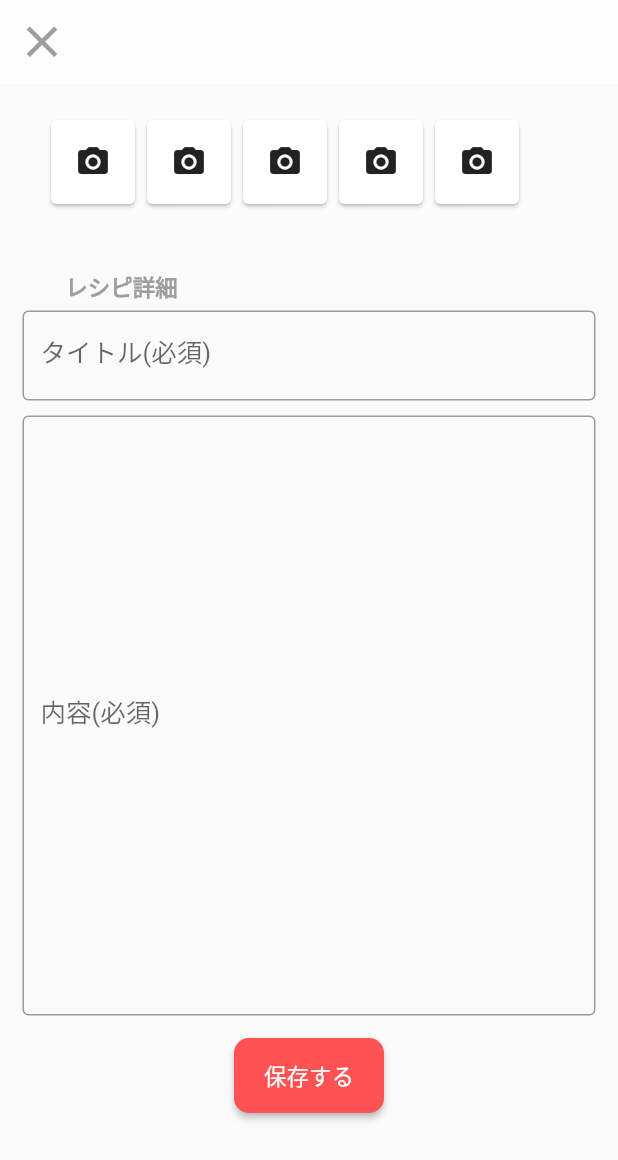
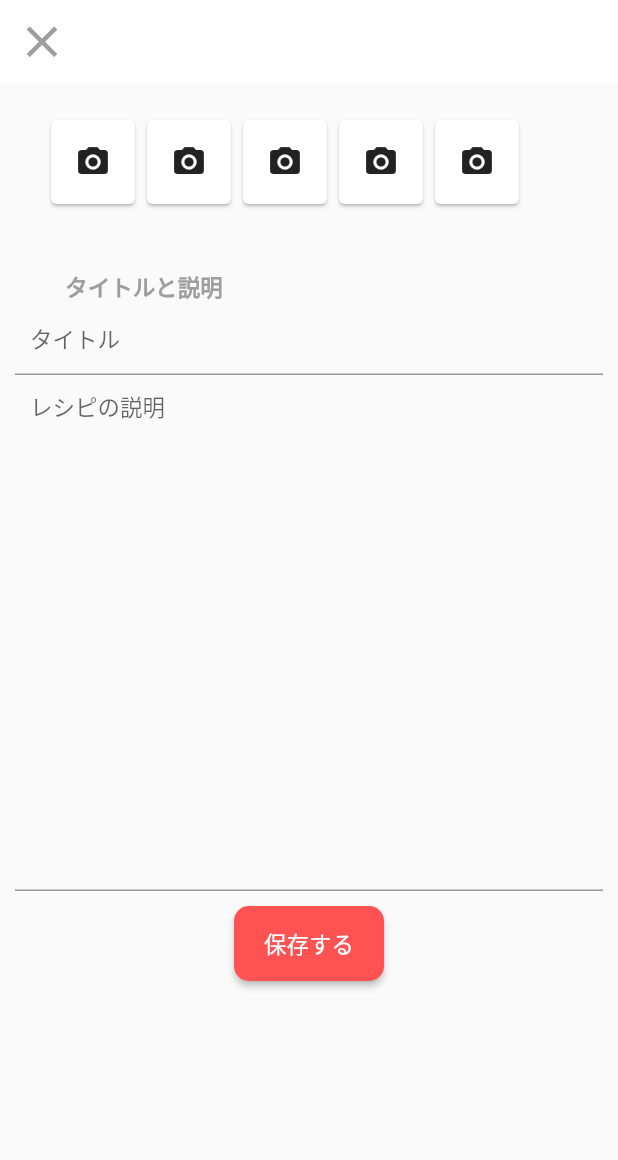
Before and after one commit to CodeWizardKK/recipe, a Flutter app: the RecipiEdit screen opened directly, on a phone screen of 412 x 824 dp. Shown: the top 1160 px of the screen. Run offline on Flutter 3.47's test engine with Material 2 defaults, Android fonts, the phone set to English and light mode, and no system bars; our stand-ins replace cached_network_image, camera; network calls fail.

Commit message:
[Fix]constAdd

```diff
--- a/lib/page/recipi/edit/factory_edit.dart
+++ b/lib/page/recipi/edit/factory_edit.dart
@@ -12,6 +12,7 @@ class FactoryEdit extends StatelessWidget{
   @override
   Widget build(BuildContext context) {
     return Consumer<Display>(
+      key: GlobalKey(),
       builder: (context,Display,_){
         if(Display.isCamera){
           return CameraApp();
--- a/lib/page/recipi/edit/recipi_edit.dart
+++ b/lib/page/recipi/edit/recipi_edit.dart
@@ -4,6 +4,7 @@ import 'package:flutter/cupertino.dart';
 import 'package:flutter/material.dart';
 import 'package:provider/provider.dart';
 import 'package:recipe_app/store/display_state.dart';
+import 'package:cached_network_image/cached_network_image.dart';
 
 class RecipiEdit extends StatefulWidget{
 
@@ -116,23 +117,23 @@ class _RecipiEditState extends State<RecipiEdit>{
       barrierDismissible: false, // user must tap button!
       builder: (BuildContext context) {
         return CupertinoAlertDialog(
-          title: Text('確認'),
+          title: const Text('確認'),
           content: SingleChildScrollView(
             child: ListBody(
               children: <Widget>[
-                Text('内容が保存されていませんが、よろしいですか？'),
+                const Text('内容が保存されていませんが、よろしいですか？'),
               ],
             ),
           ),
           actions: <Widget>[
             FlatButton(
-              child: Text('Cancel'),
+              child: const Text('Cancel'),
               onPressed: () {
                 Navigator.of(context).pop();
               },
             ),
             FlatButton(
-              child: Text('OK'),
+              child: const Text('OK'),
               onPressed: () {
                 Navigator.of(context).pop();
                 _onList();
@@ -156,6 +157,7 @@ class _RecipiEditState extends State<RecipiEdit>{
     return SizedBox(
       height: 64.0,
       child: ListView.builder(
+        key: GlobalKey(),
         itemCount: images == null ? 0 :images.length,
         scrollDirection: Axis.horizontal,
         itemBuilder: (context, int index) {
@@ -163,10 +165,11 @@ class _RecipiEditState extends State<RecipiEdit>{
           //新規投稿の場合
           if(imagePath.isEmpty){
             return Container(
+              key: GlobalKey(),
               width: 64.0,
 //            color: Colors.grey[300],
               child:InkWell(
-                child: Card(
+                child: const Card(
                   color: Colors.white,
                   child: Icon(Icons.camera_alt),
                 ),
@@ -178,16 +181,24 @@ class _RecipiEditState extends State<RecipiEdit>{
           //事前読み込み画像ありの場合
           }else if(imagePath.startsWith('http')){
             return Container(
+              key: GlobalKey(),
               width: 64.0,
               child:InkWell(
                 child: Card(
                   child: Container(
-                    decoration: BoxDecoration(
-                      image:DecorationImage(
-                        fit:BoxFit.cover,
-                        image:NetworkImage('${imagePath}'),
-                      ),
+                    child: CachedNetworkImage(
+                      key: GlobalKey(),
+                      imageUrl: '${imagePath}',
+                      progressIndicatorBuilder: (context, url, downloadProgress) =>
+                          CircularProgressIndicator(value: downloadProgress.progress),
+                      errorWidget: (context, url, error) => const Icon(Icons.error),
                     ),
+//                    decoration: BoxDecoration(
+//                      image:DecorationImage(
+//                        fit:BoxFit.cover,
+//                        image:NetworkImage('${imagePath}'),
+//                      ),
+//                    ),
                   ),
                 ),
                 onTap: (){
@@ -198,6 +209,7 @@ class _RecipiEditState extends State<RecipiEdit>{
         //事前読み込みなしアップロード画像ありの場合
           }else{
             return Container(
+              key: GlobalKey(),
               width: 64.0,
               child:InkWell(
                 child: Card(
@@ -230,7 +242,7 @@ class _RecipiEditState extends State<RecipiEdit>{
   //閉じるボタン
   Widget closeBtn(){
     return IconButton(
-      icon: Icon(Icons.close,color: Colors.grey,size: 35,),
+      icon: const Icon(Icons.close,color: Colors.grey,size: 35,),
       onPressed: (){
         _formCheck()
             ? _onList()
@@ -252,8 +264,10 @@ class _RecipiEditState extends State<RecipiEdit>{
   //レシピ編集
   Widget scrollArea(){
     return Container(
+      key: GlobalKey(),
       child: SingleChildScrollView(
-        padding: EdgeInsets.only(left: 10.0, right: 10.0),
+        key: GlobalKey(),
+        padding: const EdgeInsets.only(left: 10.0, right: 10.0),
         child: showForm(),
       ),
     );
@@ -262,6 +276,7 @@ class _RecipiEditState extends State<RecipiEdit>{
   //ページ全体
   Widget showForm(){
         return Container(
+          key: GlobalKey(),
           //入力フィールドをformでグループ化し、key:_formKey(グローバルキー)と
           child: Form(
             key: _formKey,
@@ -284,7 +299,8 @@ class _RecipiEditState extends State<RecipiEdit>{
 //    return Consumer<Display>(
 //        builder: (context,Display,_) {
           return Container(
-            padding: EdgeInsets.only(left:20,top: 20,right: 20,bottom: 40),
+            key: GlobalKey(),
+            padding: const EdgeInsets.only(left:20,top: 20,right: 20,bottom: 40),
             child:_createImageAria(),
           );
 //        }
@@ -306,8 +322,9 @@ class _RecipiEditState extends State<RecipiEdit>{
   //レシピ詳細
   Widget detail(){
     return Container(
-        padding: EdgeInsets.only(right: 250),
-        child: Text('レシピ詳細',
+      key: GlobalKey(),
+        padding: const EdgeInsets.only(right: 220),
+        child: const Text('タイトルと説明',
           style: TextStyle(
               fontSize: 15,
               color: Colors.grey,
@@ -322,15 +339,25 @@ class _RecipiEditState extends State<RecipiEdit>{
     return Consumer<Display>(
       builder: (context,Display,_) {
         return Container(
-          padding: EdgeInsets.all(5),
+          key: GlobalKey(),
+//          height: 45,
+//          padding: EdgeInsets.all(5),
           child: TextFormField(
+            style: const TextStyle(
+              fontSize: 15.0
+            ),
             initialValue: Display.selectItem['title'],
             maxLines: 1,
             keyboardType: TextInputType.text,
             autofocus: false,
-            decoration: InputDecoration(
-                border: OutlineInputBorder(borderSide: BorderSide()),
-                labelText: 'タイトル(必須)'
+            decoration: const InputDecoration(
+              focusColor: Colors.redAccent,
+              contentPadding: EdgeInsets.all(10),
+              hintText: 'タイトル',
+//              border: OutlineInputBorder(
+//                  borderSide: BorderSide()
+//              ),
+//                labelText: 'タイトル(必須)',
             ),
             //入力チェックとなる条件、メッセージを定義
             validator: (value) => value.isEmpty ? 'タイトルを入力してください' : null,
@@ -347,16 +374,24 @@ class _RecipiEditState extends State<RecipiEdit>{
     return Consumer<Display>(
       builder: (context,Display,_) {
         return Container(
-          padding: EdgeInsets.all(5),
+          key: GlobalKey(),
+//          padding: EdgeInsets.all(5),
           child: TextFormField(
+            style: const TextStyle(
+                fontSize: 15.0
+            ),
             initialValue: Display.selectItem['body'],
             minLines: 18,
             maxLines: 50,
             keyboardType: TextInputType.text,
             autofocus: false,
-            decoration: InputDecoration(
-                border: OutlineInputBorder(borderSide: BorderSide()),
-                labelText: '内容(必須)'
+            decoration: const InputDecoration(
+                contentPadding: EdgeInsets.all(10),
+                hintText: 'レシピの説明',
+//                border: OutlineInputBorder(
+//                    borderSide: BorderSide()
+//                ),
+//                labelText: '内容(必須)'
             ),
             //入力チェックとなる条件、メッセージを定義
             validator: (value) => value.isEmpty ? '内容を入力してください' : null,
@@ -372,13 +407,13 @@ class _RecipiEditState extends State<RecipiEdit>{
   Widget saveButton() {
     return
       Container(
-        padding: EdgeInsets.all(10),
-        child:
-        SizedBox(
+        key: GlobalKey(),
+        padding: const EdgeInsets.all(10),
+        child: SizedBox(
           width: 100,
           height: 50,
           child: RaisedButton(
-            child: Text('保存する',style: TextStyle(color: Colors.white),),
+            child: const Text('保存する',style: TextStyle(color: Colors.white),),
             color: Colors.redAccent,
             shape: RoundedRectangleBorder(
               borderRadius: BorderRadius.circular(10.0),
```
Also changed, not shown: lib/page/recipi/detail/recipi_detail.dart (+42 -27 lines), lib/page/recipi/edit/camera_app.dart (+26 -12 lines), lib/store/display_state.dart (+15 -0 lines).
